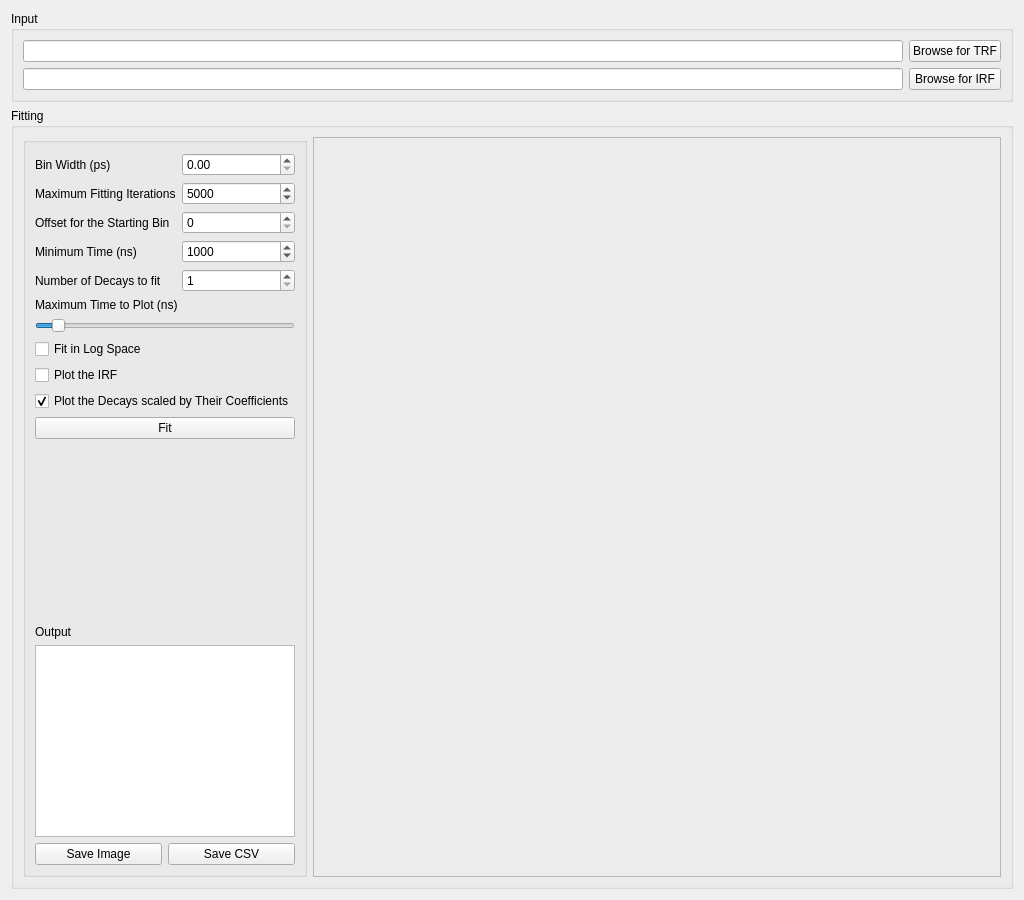
Above: lifetimeGui.ui from adreasnow/LifetimeFittingTool before the change. Below: the same form after it.
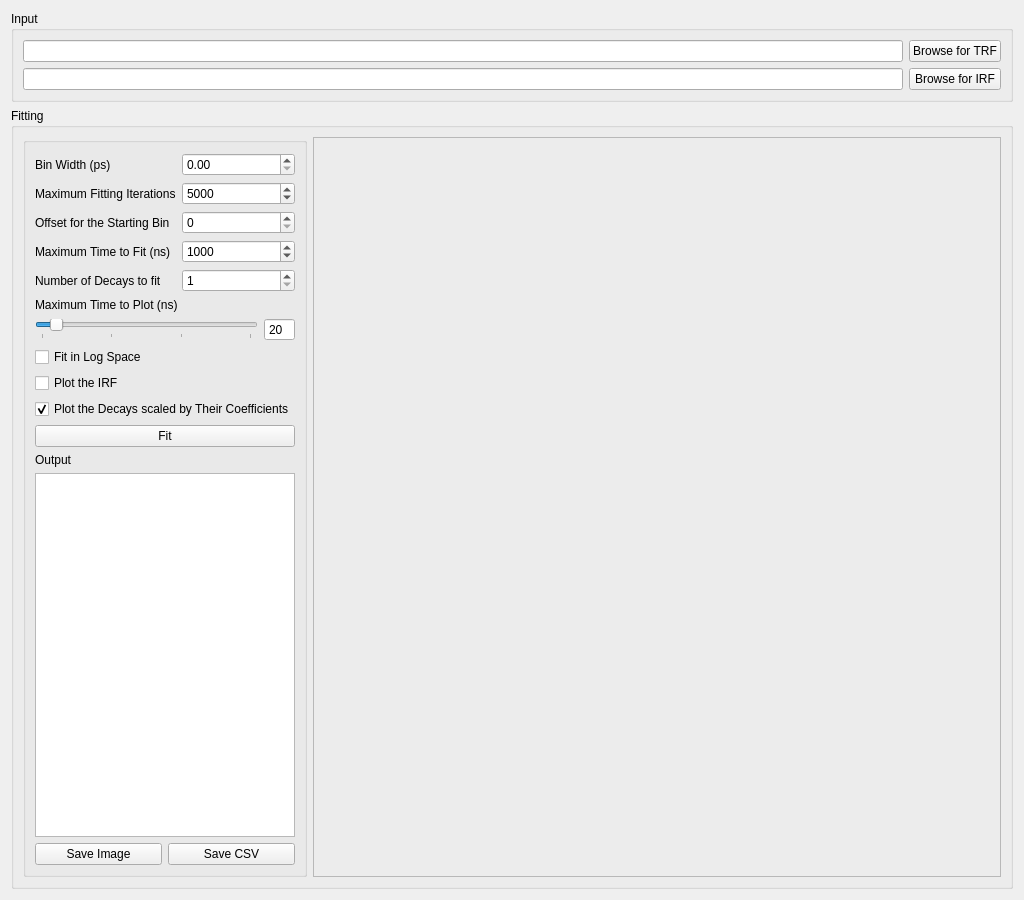
That is the form after the change.

Diff of the .ui file:
```diff
--- a/lifetimeGui.ui
+++ b/lifetimeGui.ui
@@ -139,7 +139,7 @@
              <item>
               <widget class="QLabel" name="label_6">
                <property name="text">
-                <string>Minimum Time (ns)</string>
+                <string>Maximum Time to Fit (ns)</string>
                </property>
               </widget>
              </item>
@@ -222,6 +222,8 @@
           </widget>
          </item>
          <item>
+          <layout class="QHBoxLayout" name="horizontalLayout_6">
+           <item>
           <widget class="QSlider" name="max_x">
            <property name="maximum">
             <number>300</number>
@@ -241,7 +243,28 @@
            <property name="invertedControls">
             <bool>false</bool>
            </property>
-          </widget>
+             <property name="tickPosition">
+              <enum>QSlider::TicksBelow</enum>
+             </property>
+             <property name="tickInterval">
+              <number>100</number>
+             </property>
+            </widget>
+           </item>
+           <item>
+            <widget class="QSpinBox" name="max_x_out">
+             <property name="buttonSymbols">
+              <enum>QAbstractSpinBox::NoButtons</enum>
+             </property>
+             <property name="maximum">
+              <number>300</number>
+             </property>
+             <property name="value">
+              <number>20</number>
+             </property>
+            </widget>
+           </item>
+          </layout>
          </item>
          <item>
           <widget class="QCheckBox" name="logFit_widg">
@@ -298,19 +321,6 @@
            </property>
           </widget>
          </item>
-         <item>
-          <spacer name="verticalSpacer">
-           <property name="orientation">
-            <enum>Qt::Vertical</enum>
-           </property>
-           <property name="sizeHint" stdset="0">
-            <size>
-             <width>20</width>
-             <height>40</height>
-            </size>
-           </property>
-          </spacer>
-         </item>
          <item>
           <widget class="QLabel" name="label_4">
            <property name="text">
```
Lines whose indentation alone changed are shown as unchanged.
